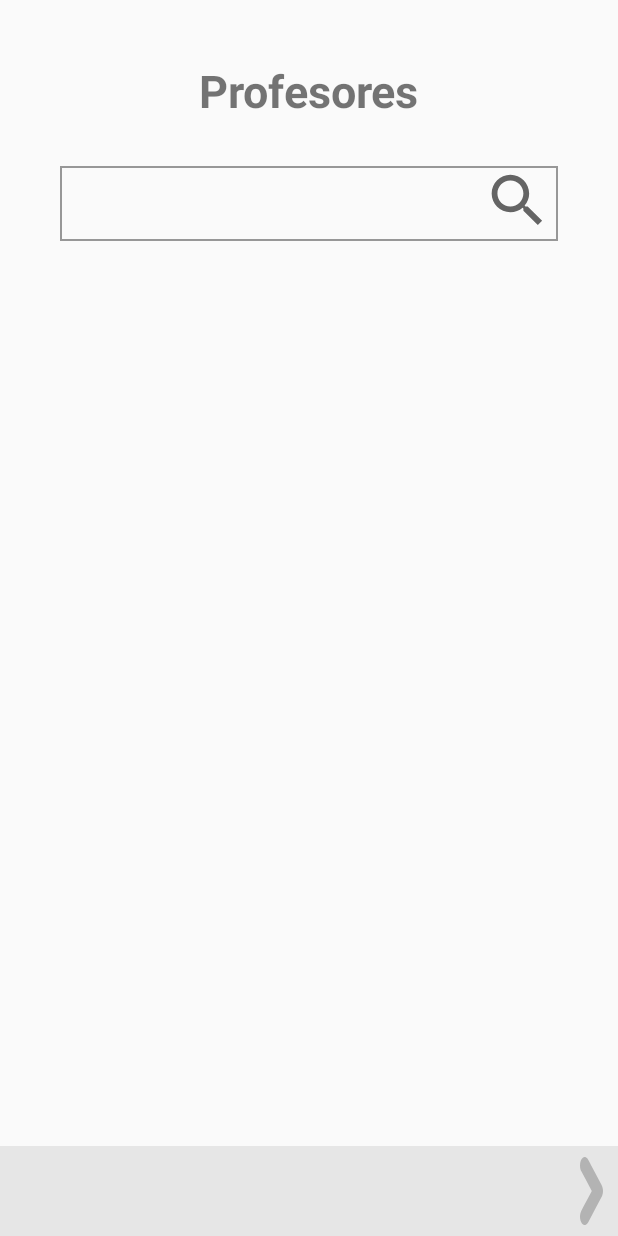
After one commit to oscarito9410/upiicsa-tutorias, an Android app: the TeachersRegistryFragment screen opened through its navigation route, on a phone screen of 412 x 824 dp. The commit adds this screen. Run offline under Robolectric (Android 15) with nearby library versions, the phone set to English and light mode, and no system bars.

Commit message:
- Se agrego nueva vista de "De agregar profesor y materia"

```diff
--- /dev/null
+++ b/app/src/main/java/com/example/upicca_tutorias/ui/teacher_registry/TeachersRegistryFragment.kt
@@ -0,0 +1,33 @@
+package com.example.upicca_tutorias.ui.teacher_registry
+
+import androidx.lifecycle.ViewModelProviders
+import android.os.Bundle
+import androidx.fragment.app.Fragment
+import android.view.LayoutInflater
+import android.view.View
+import android.view.ViewGroup
+import com.example.upicca_tutorias.R
+
+class TeachersRegistryFragment : Fragment() {
+
+    companion object {
+        fun newInstance() =
+            TeachersRegistryFragment()
+    }
+
+    private lateinit var viewModel: TeachersRegistryViewModel
+
+    override fun onCreateView(
+        inflater: LayoutInflater, container: ViewGroup?,
+        savedInstanceState: Bundle?
+    ): View? {
+        return inflater.inflate(R.layout.teachers_registry_fragment, container, false)
+    }
+
+    override fun onActivityCreated(savedInstanceState: Bundle?) {
+        super.onActivityCreated(savedInstanceState)
+        viewModel = ViewModelProviders.of(this).get(TeachersRegistryViewModel::class.java)
+        // TODO: Use the ViewModel
+    }
+
+}
--- /dev/null
+++ b/app/src/main/java/com/example/upicca_tutorias/ui/teacher_registry/TeachersRegistryViewModel.kt
@@ -0,0 +1,7 @@
+package com.example.upicca_tutorias.ui.teacher_registry
+
+import androidx.lifecycle.ViewModel
+
+class TeachersRegistryViewModel : ViewModel() {
+    // TODO: Implement the ViewModel
+}
--- /dev/null
+++ b/app/src/main/res/drawable/ic_baseline_search.xml
@@ -0,0 +1,10 @@
+<vector xmlns:android="http://schemas.android.com/apk/res/android"
+    android:width="50dp"
+    android:height="50dp"
+    android:viewportWidth="26"
+    android:viewportHeight="26"
+    android:tint="?attr/colorControlNormal">
+  <path
+      android:fillColor="@android:color/white"
+      android:pathData="M15.5,14h-0.79l-0.28,-0.27C15.41,12.59 16,11.11 16,9.5 16,5.91 13.09,3 9.5,3S3,5.91 3,9.5 5.91,16 9.5,16c1.61,0 3.09,-0.59 4.23,-1.57l0.27,0.28v0.79l5,4.99L20.49,19l-4.99,-5zM9.5,14C7.01,14 5,11.99 5,9.5S7.01,5 9.5,5 14,7.01 14,9.5 11.99,14 9.5,14z"/>
+</vector>
--- /dev/null
+++ b/app/src/main/res/layout/teachers_registry_fragment.xml
@@ -0,0 +1,72 @@
+<?xml version="1.0" encoding="utf-8"?>
+<androidx.constraintlayout.widget.ConstraintLayout xmlns:android="http://schemas.android.com/apk/res/android"
+    xmlns:app="http://schemas.android.com/apk/res-auto"
+    xmlns:tools="http://schemas.android.com/tools"
+    android:layout_width="match_parent"
+    android:layout_height="match_parent"
+    tools:context=".ui.teacher_registry.TeachersRegistryFragment">
+
+    <TextView
+        android:id="@+id/tv_teachers_tittle"
+        android:layout_width="wrap_content"
+        android:layout_height="wrap_content"
+        android:text="@string/text_teachers_tittle"
+        android:textSize="30sp"
+        android:textStyle="bold"
+        android:layout_marginTop="40dp"
+        app:layout_constraintEnd_toEndOf="parent"
+        app:layout_constraintStart_toStartOf="parent"
+        app:layout_constraintTop_toTopOf="parent" />
+
+
+    <EditText
+        android:id="@+id/et_teachers_search"
+        android:layout_width="match_parent"
+        android:layout_height="50dp"
+        android:layout_marginStart="40dp"
+        android:layout_marginTop="30dp"
+        android:layout_marginEnd="40dp"
+        android:drawableEnd="@drawable/ic_baseline_search"
+        android:background="@drawable/shape_rectangle_et_registry"
+        app:layout_constraintEnd_toEndOf="parent"
+        app:layout_constraintStart_toStartOf="parent"
+        app:layout_constraintTop_toBottomOf="@+id/tv_teachers_tittle" />
+
+
+    <androidx.recyclerview.widget.RecyclerView
+        android:layout_width="match_parent"
+        android:layout_height="0dp"
+        android:layout_marginTop="20dp"
+        android:layout_marginBottom="20dp"
+        app:layout_constraintBottom_toTopOf="@+id/tv_teachers_footer"
+        app:layout_constraintEnd_toEndOf="parent"
+        app:layout_constraintStart_toStartOf="parent"
+        app:layout_constraintTop_toBottomOf="@+id/et_teachers_search" />
+
+
+    <TextView
+        android:id="@+id/tv_teachers_footer"
+        android:layout_width="match_parent"
+        android:layout_height="60dp"
+        android:background="@color/colorGrayFooter"
+        android:gravity="center"
+        app:layout_constraintBottom_toBottomOf="parent"
+        app:layout_constraintEnd_toEndOf="parent"
+        app:layout_constraintHorizontal_bias="0.0"
+        app:layout_constraintStart_toStartOf="parent" />
+
+    <ImageView
+        android:id="@+id/iv_teachers_footer"
+        android:layout_width="wrap_content"
+        android:layout_height="wrap_content"
+        android:padding="10dp"
+        android:paddingStart="30dp"
+        android:src="@drawable/ic_arrow_next"
+        app:layout_constraintBottom_toBottomOf="@+id/tv_teachers_footer"
+        app:layout_constraintEnd_toEndOf="parent"
+        app:layout_constraintTop_toTopOf="@+id/tv_teachers_footer" />
+
+
+
+
+</androidx.constraintlayout.widget.ConstraintLayout>
--- a/app/src/main/res/navigation/home_navigation_graph.xml
+++ b/app/src/main/res/navigation/home_navigation_graph.xml
@@ -23,5 +23,13 @@
         <action
             android:id="@+id/action_registryStudentFragment_to_loginFragment"
             app:destination="@id/loginFragment" />
+        <action
+            android:id="@+id/action_registryStudentFragment_to_teachersRegistryFragment"
+            app:destination="@id/teachersRegistryFragment" />
     </fragment>
+    <fragment
+        android:id="@+id/teachersRegistryFragment"
+        android:name="com.example.upicca_tutorias.ui.teacher_registry.TeachersRegistryFragment"
+        android:label="teachers_registry_fragment"
+        tools:layout="@layout/teachers_registry_fragment" />
 </navigation>
--- a/app/src/main/res/values/strings.xml
+++ b/app/src/main/res/values/strings.xml
@@ -16,4 +16,8 @@
     <string name="text_registry_academic_student">Alumno</string>
     <string name="text_registry_matters_owed">Materias que adeuda</string>
     <string name="text_registry_footer">%s/2</string>
+    <string name="text_teachers_tittle">Profesores</string>
+    <string name="text_registry_scholarship">Becado</string>
+    <string name="text_registry_student_scholarship_yes">Si</string>
+    <string name="text_registry_student_scholarship_no">No</string>
 </resources>
```
Also changed, not shown: app/src/main/res/drawable/ic_item_teacher_add.xml (added, +10 -0 lines), app/src/main/res/drawable/ic_item_teacher_icon.xml (added, +10 -0 lines), app/src/main/res/layout/item_teacher_add.xml (added, +61 -0 lines), app/src/main/res/layout/registry_student_fragment.xml (+6 -3 lines).
